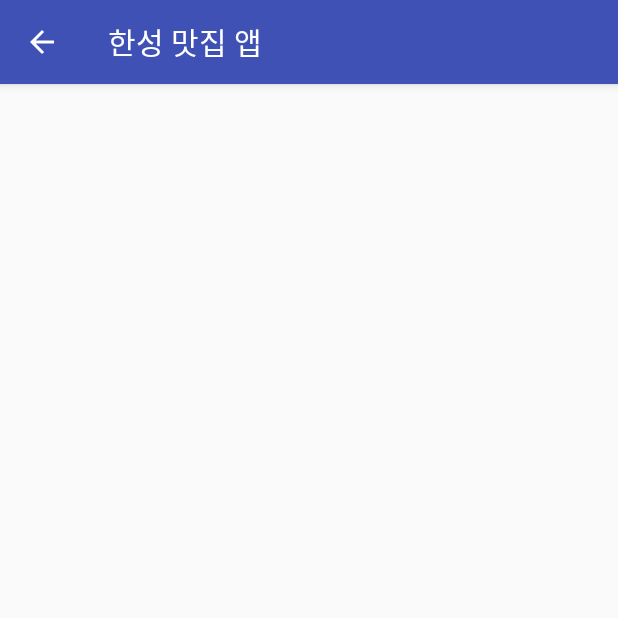
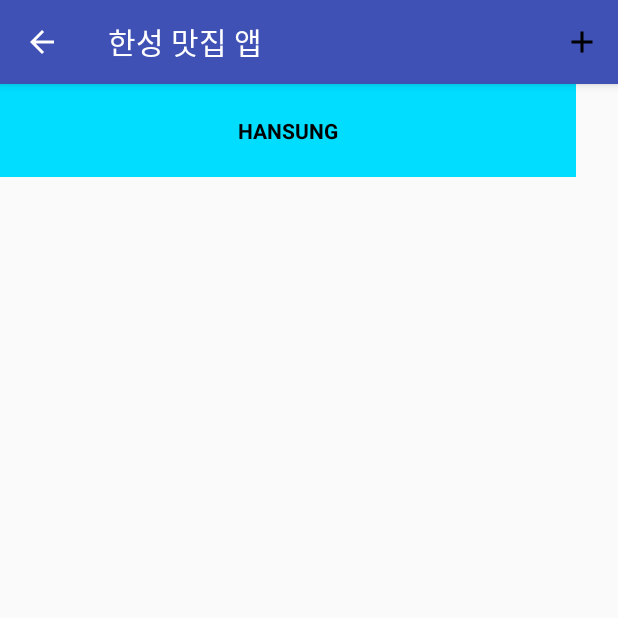
Before and after one commit to ParkYoDo/project2, an Android app: the SecondActivity screen opened directly, with no data from a screen before it, on a phone screen of 412 x 824 dp, the top half of it. Run offline under Robolectric (Android 15) with nearby library versions, the phone set to English and light mode, and no system bars.

Commit message:
박요도
+ 버튼 클릭시 메뉴추가액티비티 전환
메뉴추가액티비티 레이아웃 (미완)

```diff
--- a/app/src/main/java/com/hansung/android/project2/SecondActivity.java
+++ b/app/src/main/java/com/hansung/android/project2/SecondActivity.java
@@ -1,17 +1,79 @@
 package com.hansung.android.project2;
 
-import android.os.Build;
+import android.Manifest;
+import android.annotation.SuppressLint;
+import android.content.Intent;
+import android.content.pm.PackageManager;
+import android.graphics.Color;
+import android.graphics.drawable.Drawable;
+import android.media.MediaPlayer;
+import android.net.Uri;
+import android.os.Environment;
+import android.provider.MediaStore;
+import android.support.v4.app.ActivityCompat;
+import android.support.v4.content.ContextCompat;
+import android.support.v4.content.FileProvider;
+import android.support.v7.app.ActionBar;
+import android.support.v7.app.AppCompatActivity;
 import android.os.Bundle;
-import android.support.annotation.RequiresApi;
-import android.support.v7.app.AppCompatActivity;
+import android.view.Menu;
+import android.view.MenuInflater;
+import android.view.MenuItem;
+import android.view.View;
+import android.widget.Button;
+import android.widget.ImageButton;
+import android.widget.ImageView;
+import android.widget.MediaController;
+import android.widget.Toast;
+import android.widget.VideoView;
 
-/**
- * Created by B10726 on 2017-11-21.
- */
+import java.io.File;
+import java.text.SimpleDateFormat;
+import java.util.Date;
 
-public class SecondActivity extends AppCompatActivity{
+public class SecondActivity extends AppCompatActivity {
+
+    @Override
     protected void onCreate(Bundle savedInstanceState) {
         super.onCreate(savedInstanceState);
-        setContentView(R.layout.second_activity);
+        setContentView(R.layout.activity_second);
+    }
+    @Override
+    public boolean onCreateOptionsMenu(Menu menu) {
+        MenuInflater inflater = getMenuInflater();
+        inflater.inflate(R.menu.main_menu, menu);
+        return super.onCreateOptionsMenu(menu);
+    }
+
+    @Override
+    public boolean onOptionsItemSelected(MenuItem item) {
+        switch (item.getItemId()) {
+            case R.id.quick_action1:
+                startActivity(new Intent(this, ThirdActivity.class));
+                return true;
+            default:
+                return super.onOptionsItemSelected(item);
+        }
+    }
+
+    String mPhotoFileName;
+    File mPhotoFile;
+
+    final int REQUEST_IMAGE_CAPTURE = 100;
+
+    private void dispatchTakePictureIntent() {
+        Intent takePictureIntent = new Intent(MediaStore.ACTION_IMAGE_CAPTURE);
+    }
+
+    protected void onActivityResult(int requestCode, int resultCode, Intent data) {
+        if (requestCode == REQUEST_IMAGE_CAPTURE && resultCode == RESULT_OK) {
+            if (mPhotoFileName != null) {
+                mPhotoFile = new File(getExternalFilesDir(Environment.DIRECTORY_PICTURES), mPhotoFileName);
+                Uri uri = Uri.fromFile(mPhotoFile);
+                ImageView imageView = (ImageView) findViewById(R.id.imageView);
+                imageView.setImageURI(uri);
+            } else
+                Toast.makeText(getApplicationContext(), "mPhotoFile is null", Toast.LENGTH_SHORT).show();
+        }
     }
 }
--- /dev/null
+++ b/app/src/main/res/drawable/ic_add_black_24dp.xml
@@ -0,0 +1,9 @@
+<vector xmlns:android="http://schemas.android.com/apk/res/android"
+        android:width="24dp"
+        android:height="24dp"
+        android:viewportWidth="24.0"
+        android:viewportHeight="24.0">
+    <path
+        android:fillColor="#FF000000"
+        android:pathData="M19,13h-6v6h-2v-6H5v-2h6V5h2v6h6v2z"/>
+</vector>
--- /dev/null
+++ b/app/src/main/res/layout/activity_second.xml
@@ -0,0 +1,32 @@
+<?xml version="1.0" encoding="utf-8"?>
+<LinearLayout
+    xmlns:android="http://schemas.android.com/apk/res/android"
+    xmlns:tools="http://schemas.android.com/tools"
+    android:layout_width="match_parent"
+    android:layout_height="match_parent">
+
+    <LinearLayout
+        android:layout_width="wrap_content"
+        android:layout_height="wrap_content"
+
+        android:background="#aa00ff"
+        android:orientation="vertical">
+
+        <TextView
+
+            android:id="@+id/text1"
+            android:layout_width="384dp"
+            android:layout_height="62dp"
+            android:layout_gravity="center"
+            android:background="@android:color/holo_blue_bright"
+            android:gravity="center"
+            android:orientation="vertical"
+            android:text="HANSUNG"
+            android:textAlignment="center"
+            android:textColor="@android:color/black"
+            android:textStyle="bold" />
+
+    </LinearLayout>
+
+
+</LinearLayout>
--- a/app/src/main/res/layout/second_activity.xml
+++ /dev/null
@@ -1,6 +0,0 @@
-<?xml version="1.0" encoding="utf-8"?>
-<android.support.constraint.ConstraintLayout
-    xmlns:android="http://schemas.android.com/apk/res/android" android:layout_width="match_parent"
-    android:layout_height="match_parent">
-
-</android.support.constraint.ConstraintLayout>
--- /dev/null
+++ b/app/src/main/res/menu/main_menu.xml
@@ -0,0 +1,9 @@
+<?xml version="1.0" encoding="utf-8"?>
+<menu xmlns:android="http://schemas.android.com/apk/res/android"
+    xmlns:app="http://schemas.android.com/apk/res-auto">
+    <item
+        android:id="@+id/quick_action1"
+        android:title="Quick1"
+        android:icon="@drawable/ic_add_black_24dp"
+        app:showAsAction="ifRoom|withText"/>
+</menu>
```
Also changed, not shown: app/src/main/AndroidManifest.xml (+5 -2 lines), app/src/main/java/com/hansung/android/project2/FirstActivity.java (added, +115 -0 lines), app/src/main/java/com/hansung/android/project2/ThirdActivity.java (added, +98 -0 lines), app/src/main/res/layout/activity_third.xml (added, +103 -0 lines), app/src/main/res/drawable/camera2.jpg (added).
